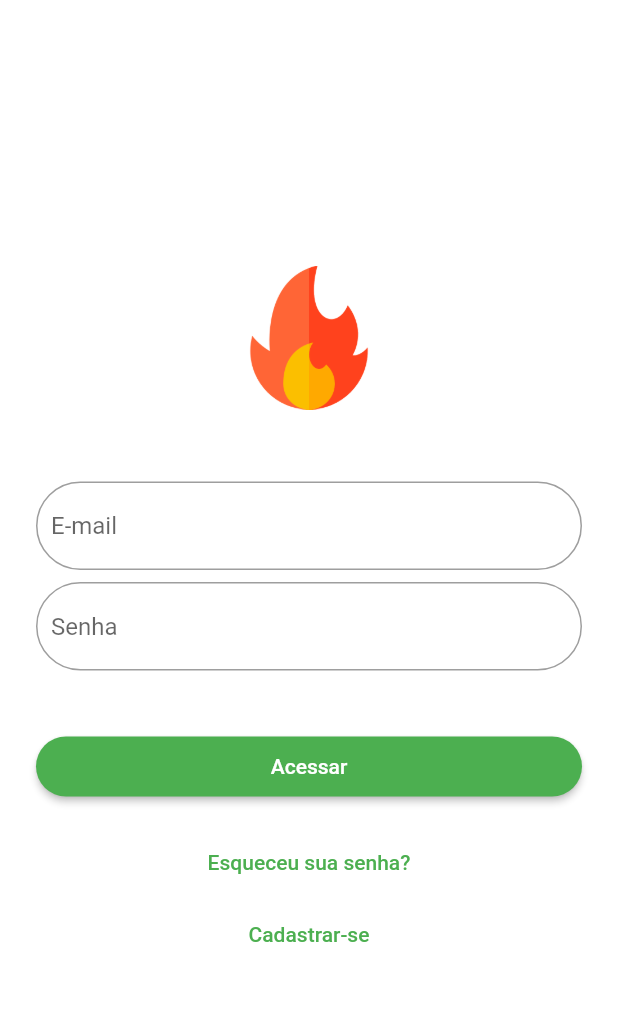
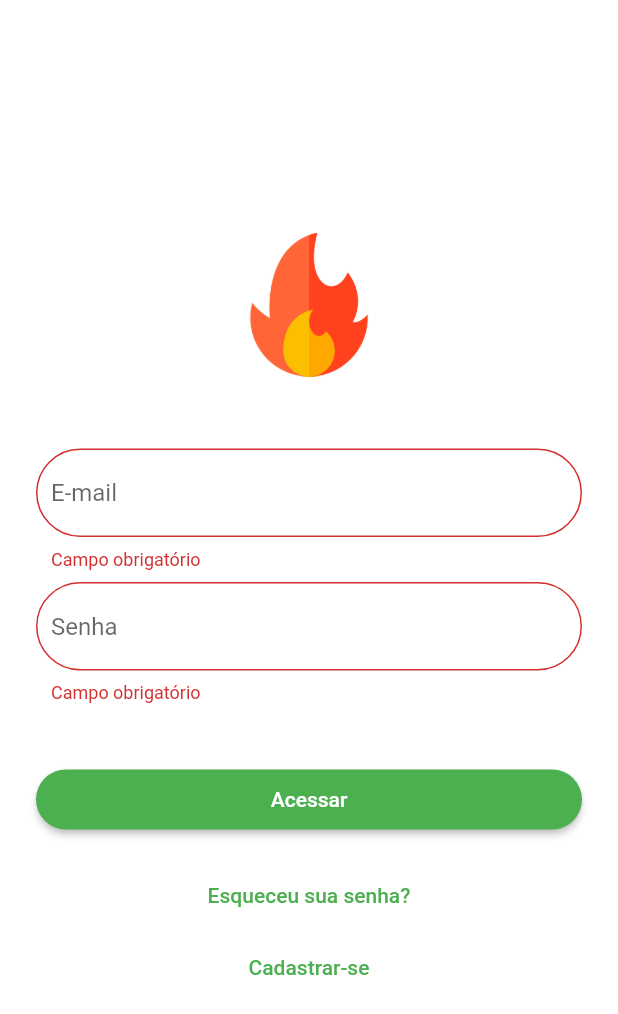
Before and after one commit to allanrizza/login_firebase, a Flutter app: the screen it shows after launch, after a tap on "Acessar", on a phone screen of 412 x 824 dp. Shown: the top 1014 px of the screen. Run offline on Flutter 3.47's test engine with Material 2 defaults, Android fonts, the phone set to English and light mode, and no system bars; our stand-ins replace cloud_firestore, firebase_auth, get, splashscreen; accounts and stored records are empty.

```diff
--- a/lib/app/controller/login_controller.dart
+++ b/lib/app/controller/login_controller.dart
@@ -1,4 +1,5 @@
 import 'package:flutter/cupertino.dart';
+import 'package:flutter/material.dart';
 import 'package:get/get.dart';
 import 'package:login_firebase/app/data/model/user_model.dart';
 import 'package:login_firebase/app/data/repository/login_repository.dart';
@@ -12,6 +13,8 @@ class LoginController extends GetxController {
   final TextEditingController nameTextController = TextEditingController();
 
   void register() async {
+    Get.dialog(Center(child: CircularProgressIndicator()),
+        barrierDismissible: false);
     UserModel user = await repository.createUserWithEmailAndPassword(
         emailTextController.text,
         passwordTextController.text,
@@ -23,6 +26,9 @@ class LoginController extends GetxController {
   }
 
   void login() async {
+    Get.dialog(Center(child: CircularProgressIndicator()),
+        barrierDismissible: false);
+
     UserModel user = await repository.signInWithEmailAndPassword(
         emailTextController.text, passwordTextController.text);
 
--- a/lib/app/ui/android/login_page.dart
+++ b/lib/app/ui/android/login_page.dart
@@ -1,3 +1,5 @@
+// ignore_for_file: deprecated_member_use
+
 import 'package:flutter/material.dart';
 import 'package:get/get.dart';
 import 'package:login_firebase/app/controller/login_controller.dart';
@@ -5,12 +7,14 @@ import 'package:login_firebase/app/routes/app_routes.dart';
 
 class LoginPage extends StatelessWidget {
   final LoginController _loginController = Get.find<LoginController>();
-
+  final _formKey = GlobalKey<FormState>();
   @override
   Widget build(BuildContext context) {
     return Scaffold(
       backgroundColor: Colors.white,
       body: Center(
+        child: Form(
+          key: _formKey,
           child: ListView(
             shrinkWrap: true,
             padding: EdgeInsets.symmetric(horizontal: 24.0),
@@ -26,6 +30,14 @@ class LoginPage extends StatelessWidget {
               SizedBox(height: 48.0),
               TextFormField(
                 controller: _loginController.emailTextController,
+                validator: (value) {
+                  if (value.isEmpty) {
+                    return "Campo obrigatório";
+                  } else if (!GetUtils.isEmail(value)) {
+                    return "Campo requer um e-mail válido";
+                  }
+                  return null;
+                },
                 keyboardType: TextInputType.emailAddress,
                 // initialValue: 'emailteste@gmail.com',
                 decoration: InputDecoration(
@@ -40,6 +52,14 @@ class LoginPage extends StatelessWidget {
               SizedBox(height: 8.0),
               TextFormField(
                 controller: _loginController.passwordTextController,
+                validator: (value) {
+                  if (value.isEmpty) {
+                    return "Campo obrigatório";
+                  } else if (value.length < 6) {
+                    return "O campo requer uma senha de no mínimo 6 caracteres";
+                  }
+                  return null;
+                },
                 //initialValue: 'emailteste@gmail.com',
                 obscureText: true,
                 decoration: InputDecoration(
@@ -58,7 +78,11 @@ class LoginPage extends StatelessWidget {
                   shape: RoundedRectangleBorder(
                     borderRadius: BorderRadius.circular(24.0),
                   ),
-                onPressed: () {},
+                  onPressed: () {
+                    if (_formKey.currentState.validate()) {
+                      _loginController.login();
+                    }
+                  },
                   padding: const EdgeInsets.all(12),
                   color: Get.theme.primaryColor,
                   child: const Text(
@@ -86,6 +110,7 @@ class LoginPage extends StatelessWidget {
             ],
           ),
         ),
+      ),
     );
   }
 }
--- a/lib/app/ui/android/register_page.dart
+++ b/lib/app/ui/android/register_page.dart
@@ -1,3 +1,5 @@
+// ignore_for_file: deprecated_member_use
+
 import 'package:flutter/material.dart';
 import 'package:get/get.dart';
 import 'package:login_firebase/app/controller/login_controller.dart';
```
Also changed, not shown: lib/app/data/provider/login_provider.dart (+63 -2 lines). Lines whose indentation alone changed are shown as unchanged.
